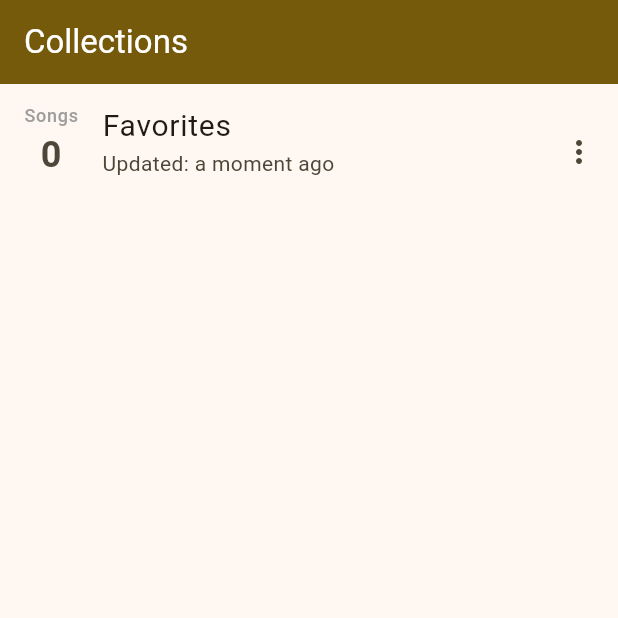
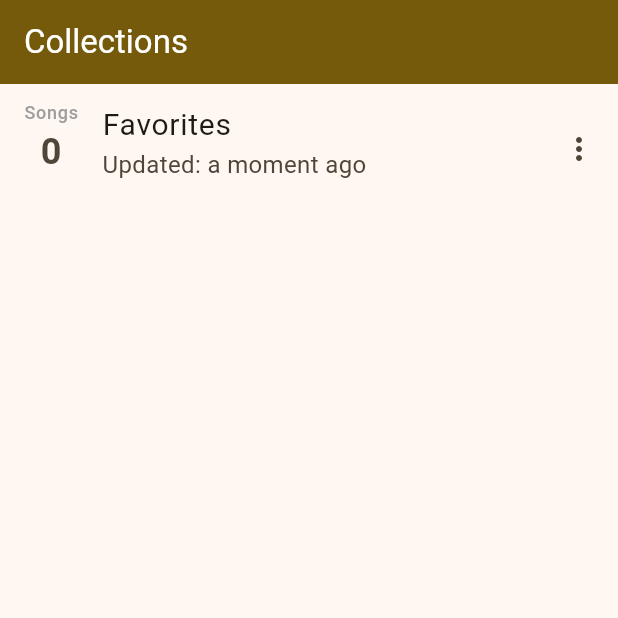
Before and after one commit to jmainzy/mvskoke_hymnal, a Flutter app: the screen it shows after launch, item 2 of the bottom bar chosen, on a phone screen of 412 x 824 dp, the top half of it. Run offline on Flutter 3.47's test engine with Material 3 defaults, Android fonts, the phone set to English and light mode, and no system bars; our stand-ins replace audio_service, audio_video_progress_bar, auto_size_text, get_it, go_router, hive and 9 more; missing offline and left inert: gpt_markdown, song_manager; accounts and stored records are empty; statements that could not run were skipped.

Commit message:
Minor UI fixes, db updates, apply font size everywhere

```diff
--- a/lib/app.dart
+++ b/lib/app.dart
@@ -1,6 +1,8 @@
 import 'package:flutter/material.dart';
 import 'package:logger/logger.dart';
 import 'package:mvskoke_hymnal/services/navigation_helper.dart';
+import 'package:mvskoke_hymnal/services/service_locator.dart';
+import 'package:mvskoke_hymnal/services/store_service.dart';
 
 Logger log = Logger();
 
@@ -19,19 +21,35 @@ class _MyAppState extends State<MyApp> {
   Widget build(BuildContext context) {
     return MaterialApp.router(
       title: 'Mvskoke Hymnal',
-      theme: theme,
+      theme: ThemeData(
+        useMaterial3: true,
+
+        // Define the default brightness and colors.
+        colorScheme: ColorScheme.fromSeed(
+          seedColor: const Color.fromARGB(255, 193, 153, 52),
+          brightness: Brightness.light,
+        ),
+        textTheme: getTheme(sl<MusStoreService>().fontScale),
+      ),
       debugShowCheckedModeBanner: false,
       routerConfig: NavigationHelper.router,
     );
   }
+
+  TextTheme getTheme(double scale) {
+    return Typography.blackHelsinki.copyWith(
+      bodyLarge:
+          Typography.blackHelsinki.bodyLarge!.copyWith(fontSize: 18.0 * scale),
+      bodyMedium:
+          Typography.blackHelsinki.bodyMedium!.copyWith(fontSize: 16.0 * scale),
+      bodySmall:
+          Typography.blackHelsinki.bodySmall!.copyWith(fontSize: 14.0 * scale),
+      titleLarge:
+          Typography.blackHelsinki.titleLarge!.copyWith(fontSize: 22.0 * scale),
+      titleMedium: Typography.blackHelsinki.titleMedium!
+          .copyWith(fontSize: 20.0 * scale),
+      titleSmall:
+          Typography.blackHelsinki.titleSmall!.copyWith(fontSize: 18.0 * scale),
+    );
+  }
 }
-
-final theme = ThemeData(
-    useMaterial3: true,
-
-    // Define the default brightness and colors.
-    colorScheme: ColorScheme.fromSeed(
-      seedColor: const Color.fromARGB(255, 193, 153, 52),
-      brightness: Brightness.light,
-    ),
-    textTheme: Typography.blackHelsinki);
--- a/lib/services/store_service.dart
+++ b/lib/services/store_service.dart
@@ -12,10 +12,15 @@ class MusStoreService extends StoreService {
   MusStoreService(this.box);
 
   @override
-  double get fontSize => box.get('font_size', defaultValue: 20.0);
+  double get fontSize => box.get('font_size', defaultValue: 18.0);
+
+  double get fontScale => fontSize / 18.0;
 
   @override
-  Future<void> setFontSize(double value) => box.put('font_size', value);
+  Future<void> setFontSize(double value) {
+    box.put('font_size', value);
+    return Future.value();
+  }
 
   @override
   E? get<E>(String key) {
--- a/lib/ui/home/home_screen.dart
+++ b/lib/ui/home/home_screen.dart
@@ -224,6 +224,7 @@ class HomeContentState extends State<HomeContent> {
                       child: SongTile(
                         song: song,
                         subtitle: "subtitle",
+                        sortType: songService.sortType.value,
                         onTap: (songId) {
                           log.i(
                               'Navigating to song ${NavigationHelper.songsPath}/$songId');
--- a/lib/ui/more/more_screen.dart
+++ b/lib/ui/more/more_screen.dart
@@ -14,7 +14,8 @@ class MoreScreen extends StatelessWidget {
           backgroundColor: Theme.of(context).colorScheme.primary,
           foregroundColor: Theme.of(context).colorScheme.onPrimary,
         ),
-      body: Column(
+        body: SingleChildScrollView(
+          child: Column(
             children: [
               MoreItem(
                 title: 'About',
@@ -55,7 +56,7 @@ class MoreScreen extends StatelessWidget {
               // Add more options here
             ],
           ),
-    );
+        ));
   }
 }
 
--- a/lib/ui/song/settings_sheet.dart
+++ b/lib/ui/song/settings_sheet.dart
@@ -186,8 +186,8 @@ class TextSizeWidgetState extends State<TextSizeWidget> {
               });
               widget.onChangeFontSize?.call(value);
             },
-            min: 16,
-            max: 42,
+            min: 14,
+            max: 32,
             divisions: 10,
           ),
         ),
```
Also changed, not shown: lib/ui/home/song_subtitle.dart (+8 -8 lines), lib/ui/home/song_tile.dart (+6 -8 lines), lib/ui/more/about_screen.dart (+6 -4 lines), lib/ui/more/alphabet_screen.dart (+15 -3 lines), lib/ui/more/glossary_screen.dart (+7 -6 lines), lib/ui/song/audio_player_widget.dart (+6 -3 lines), lib/ui/song/lyrics_renderer.dart (+8 -12 lines), lib/ui/song/song_header.dart (+9 -16 lines), lib/ui/song/song_screen.dart (+4 -5 lines), 2 other files. Lines whose indentation alone changed are shown as unchanged.
